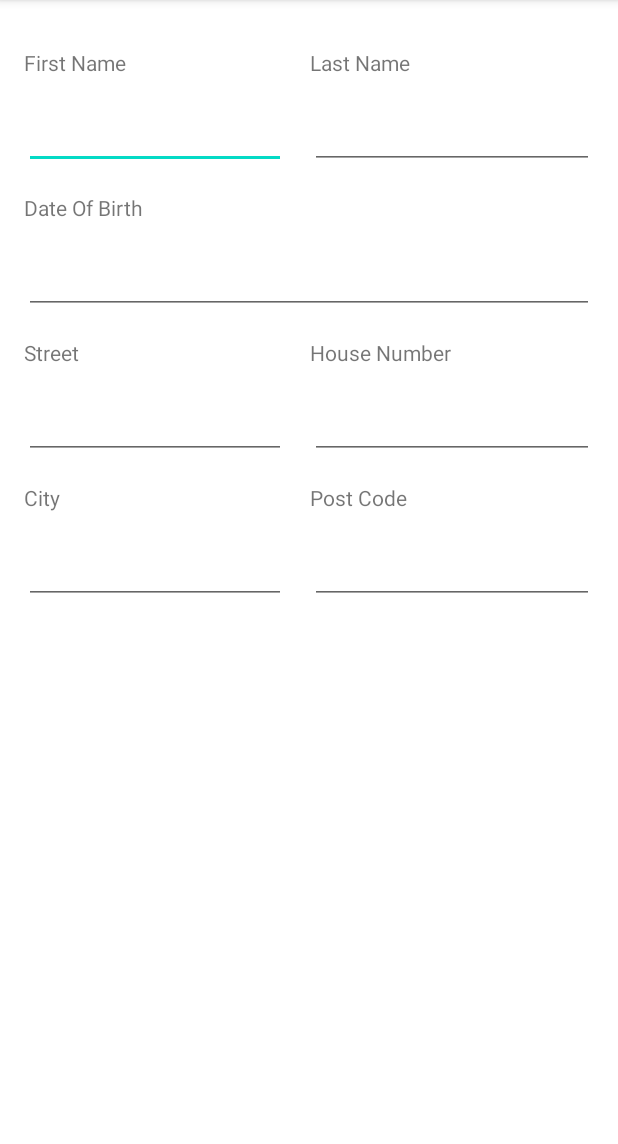
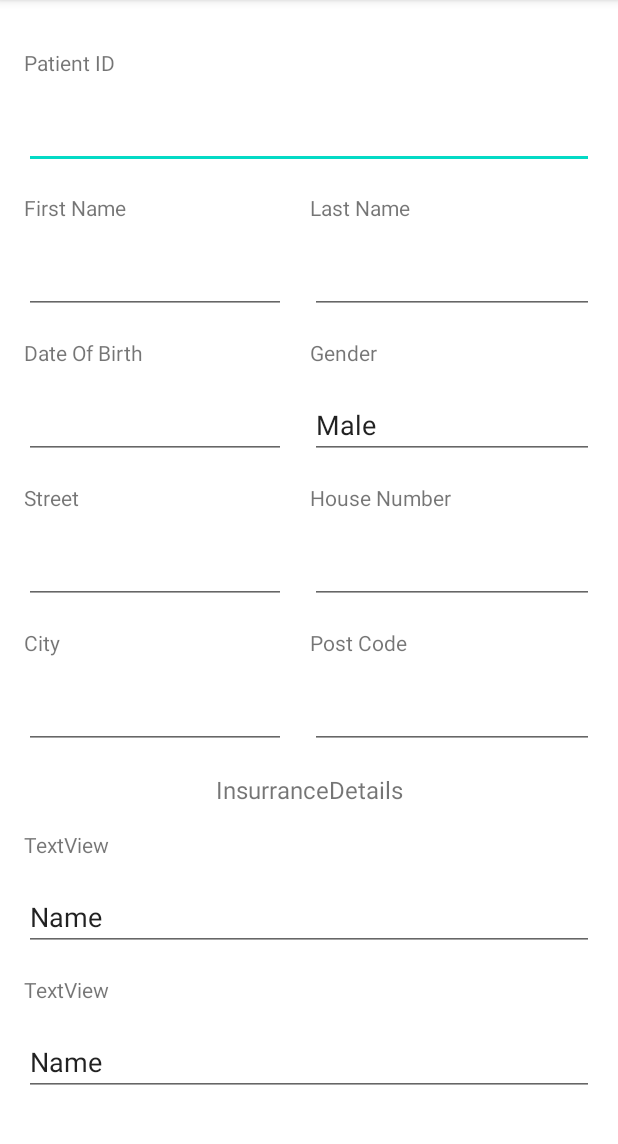
Before and after one commit to binarynumdev/patient-doctor-app, an Android app: the NewPatientActivity screen opened directly, with no data from a screen before it, on a phone screen of 412 x 824 dp, the part 84-1228 px from its top. Run offline under Robolectric (Android 15) with nearby library versions, the phone set to English and light mode, and no system bars; 2 statements that could not run were skipped.

Commit message:
add additional patient details in patient view

```diff
--- a/app/src/main/java/com/consulmedics/patientdata/NewPatientActivity.kt
+++ b/app/src/main/java/com/consulmedics/patientdata/NewPatientActivity.kt
@@ -16,8 +16,10 @@ class NewPatientActivity : AppCompatActivity() {
         val patient:Patient = intent.getSerializableExtra("patient_data") as Patient
         binding = ActivityNewPatientBinding.inflate(layoutInflater)
         setContentView(binding.root)
+        binding.editPatientID.setText(patient?.patientID)
         binding.editFirstName.setText(patient?.firstName)
         binding.editLastName.setText(patient?.lastName)
+        binding.editGender.setText( when(patient?.gender == "W") { true -> "Femaile" false -> "Male"}  )
         val birthDateFormat = SimpleDateFormat("yyyy-MM-dd")
 
 
--- a/app/src/main/res/layout/activity_new_patient.xml
+++ b/app/src/main/res/layout/activity_new_patient.xml
@@ -1,4 +1,5 @@
 <?xml version="1.0" encoding="utf-8"?>
+
 <ScrollView xmlns:android="http://schemas.android.com/apk/res/android"
     xmlns:app="http://schemas.android.com/apk/res-auto"
     android:id="@+id/activity_new_patient"
@@ -17,18 +18,20 @@
             android:id="@+id/textView12"
             android:layout_width="wrap_content"
             android:layout_height="wrap_content"
+            android:layout_marginTop="@dimen/activity_horizontal_margin"
             android:text="@string/first_name"
             app:layout_constraintStart_toStartOf="parent"
-            app:layout_constraintTop_toTopOf="parent" />
+            app:layout_constraintTop_toBottomOf="@+id/editPatientID" />
 
         <TextView
             android:id="@+id/textView11"
             android:layout_width="wrap_content"
             android:layout_height="wrap_content"
+            android:layout_marginTop="@dimen/activity_horizontal_margin"
             android:text="@string/last_name"
             app:layout_constraintEnd_toEndOf="parent"
             app:layout_constraintStart_toEndOf="@+id/textView12"
-            app:layout_constraintTop_toTopOf="parent" />
+            app:layout_constraintTop_toBottomOf="@+id/editPatientID" />
 
         <EditText
             android:id="@+id/editFirstName"
@@ -66,9 +69,10 @@
             android:layout_width="0dp"
             android:layout_height="wrap_content"
             android:layout_marginTop="@dimen/activity_vertical_margin"
+            android:layout_marginEnd="16dp"
             android:ems="10"
             android:inputType="textPersonName"
-            app:layout_constraintEnd_toEndOf="parent"
+            app:layout_constraintEnd_toStartOf="@+id/textView4"
             app:layout_constraintStart_toStartOf="parent"
             app:layout_constraintTop_toBottomOf="@+id/textView16" />
 
@@ -142,8 +146,7 @@
             android:layout_width="0dp"
             android:layout_height="wrap_content"
             android:layout_marginTop="@dimen/activity_horizontal_margin"
-            android:text="House Number"
-            app:layout_constraintEnd_toEndOf="parent"
+            android:text="@string/house_number"
             app:layout_constraintStart_toStartOf="@+id/editLastName"
             app:layout_constraintTop_toBottomOf="@+id/editDateOfBirth" />
 
@@ -152,11 +155,108 @@
             android:layout_width="0dp"
             android:layout_height="wrap_content"
             android:layout_marginTop="@dimen/activity_horizontal_margin"
+            android:layout_marginBottom="16dp"
             android:ems="10"
             android:inputType="textPersonName"
+            app:layout_constraintBottom_toTopOf="@+id/textView19"
             app:layout_constraintEnd_toEndOf="parent"
             app:layout_constraintStart_toStartOf="@+id/textView2"
             app:layout_constraintTop_toBottomOf="@+id/textView2" />
 
+        <TextView
+            android:id="@+id/textView3"
+            android:layout_width="wrap_content"
+            android:layout_height="wrap_content"
+            android:text="@string/patient_id"
+            app:layout_constraintStart_toStartOf="parent"
+            app:layout_constraintTop_toTopOf="parent" />
+
+        <EditText
+            android:id="@+id/editPatientID"
+            android:layout_width="0dp"
+            android:layout_height="wrap_content"
+            android:layout_marginTop="@dimen/activity_horizontal_margin"
+            android:ems="10"
+            android:inputType="textPersonName"
+            app:layout_constraintEnd_toEndOf="parent"
+            app:layout_constraintStart_toStartOf="parent"
+            app:layout_constraintTop_toBottomOf="@+id/textView3" />
+
+        <TextView
+            android:id="@+id/textView4"
+            android:layout_width="0dp"
+            android:layout_height="wrap_content"
+            android:layout_marginTop="16dp"
+            android:text="@string/gender"
+            app:layout_constraintEnd_toEndOf="parent"
+            app:layout_constraintStart_toStartOf="@+id/editLastName"
+            app:layout_constraintTop_toBottomOf="@+id/editLastName" />
+
+        <EditText
+            android:id="@+id/editGender"
+            android:layout_width="0dp"
+            android:layout_height="wrap_content"
+            android:layout_marginTop="16dp"
+            android:ems="10"
+            android:inputType="textPersonName"
+            app:layout_constraintEnd_toEndOf="parent"
+            app:layout_constraintStart_toStartOf="@+id/textView4"
+            app:layout_constraintTop_toBottomOf="@+id/textView4" />
+
+        <TextView
+            android:id="@+id/textView9"
+            android:layout_width="wrap_content"
+            android:layout_height="wrap_content"
+            android:layout_marginTop="@dimen/activity_horizontal_margin"
+            android:text="@string/insurrance_details"
+            android:textSize="16sp"
+            app:layout_constraintEnd_toEndOf="parent"
+            app:layout_constraintStart_toStartOf="parent"
+            app:layout_constraintTop_toBottomOf="@+id/editCity" />
+
+        <TextView
+            android:id="@+id/textView10"
+            android:layout_width="wrap_content"
+            android:layout_height="wrap_content"
+            android:layout_marginTop="@dimen/activity_horizontal_margin"
+            android:text="TextView"
+            app:layout_constraintStart_toStartOf="parent"
+            app:layout_constraintTop_toBottomOf="@+id/textView9" />
+
+        <EditText
+            android:id="@+id/editTextTextPersonName4"
+            android:layout_width="0dp"
+            android:layout_height="wrap_content"
+            android:layout_marginTop="@dimen/activity_horizontal_margin"
+            android:ems="10"
+            android:inputType="textPersonName"
+            android:text="Name"
+            app:layout_constraintEnd_toEndOf="parent"
+            app:layout_constraintStart_toStartOf="parent"
+            app:layout_constraintTop_toBottomOf="@+id/textView10" />
+
+        <TextView
+            android:id="@+id/textView13"
+            android:layout_width="wrap_content"
+            android:layout_height="wrap_content"
+            android:layout_marginTop="@dimen/activity_horizontal_margin"
+            android:text="TextView"
+            app:layout_constraintStart_toStartOf="parent"
+            app:layout_constraintTop_toBottomOf="@+id/editTextTextPersonName4" />
+
+        <EditText
+            android:id="@+id/editTextTextPersonName5"
+            android:layout_width="0dp"
+            android:layout_height="wrap_content"
+            android:layout_marginTop="@dimen/activity_horizontal_margin"
+            android:ems="10"
+            android:inputType="textPersonName"
+            android:text="Name"
+            app:layout_constraintEnd_toEndOf="parent"
+            app:layout_constraintStart_toStartOf="parent"
+            app:layout_constraintTop_toBottomOf="@+id/textView13" />
+
+
+
     </androidx.constraintlayout.widget.ConstraintLayout>
 </ScrollView>
--- /dev/null
+++ b/app/src/main/res/values-w820dp/dimens.xml
@@ -0,0 +1,6 @@
+<resources>
+    <!-- Example customization of dimensions originally defined in res/values/dimens.xml
+         (such as screen margins) for screens with more than 820dp of available width. This
+         would include 7" and 10" devices in landscape (~960dp and ~1280dp respectively). -->
+    <dimen name="activity_horizontal_margin">64dp</dimen>
+</resources>
--- a/app/src/main/res/values/dimens.xml
+++ b/app/src/main/res/values/dimens.xml
@@ -5,4 +5,6 @@
     <dimen name="nav_header_vertical_spacing">8dp</dimen>
     <dimen name="nav_header_height">176dp</dimen>
     <dimen name="fab_margin">16dp</dimen>
+    <dimen name="appbar_padding">16dp</dimen>
+    <dimen name="appbar_padding_top">8dp</dimen>
 </resources>
--- a/app/src/main/res/values/strings.xml
+++ b/app/src/main/res/values/strings.xml
@@ -16,4 +16,12 @@
     <string name="street">Street</string>
     <string name="city">City</string>
     <string name="post_code">Post Code</string>
+    <string name="house_number">House Number</string>
+    <string name="gender">Gender</string>
+    <string name="personal_details">Personal Details</string>
+    <string name="insurrance_details">InsurranceDetails</string>
+    <string name="patient_id">Patient ID</string>
+    <string name="title_activity_tab">TabActivity</string>
+    <string name="tab_text_1">Tab 1</string>
+    <string name="tab_text_2">Tab 2</string>
 </resources>
```
Also changed, not shown: app/src/main/AndroidManifest.xml (+4 -3 lines).
